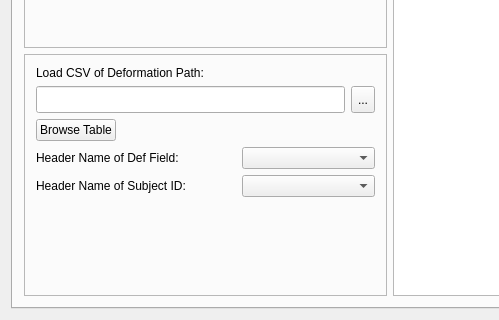
This is mainwindow.ui in nintendops/T1T2FiberAnalyzer as Qt 5 draws it before an edit; both pictures show x 0 to 499 and y 262 to 582 of the 1117 by 582 pixel window. The edited form follows.
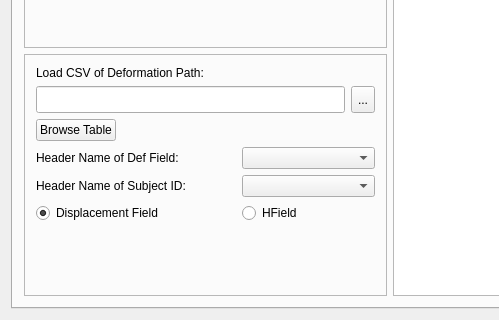
This is the edited form. The open tabs and pages were chosen to show the change.

Commit message: RadioButton for HField Selection on Sat Feb 13 17:25:30 PST 2016

```diff
--- a/mainwindow.ui
+++ b/mainwindow.ui
@@ -330,6 +330,23 @@
                <item row="4" column="1">
                 <widget class="QComboBox" name="para_DTIComboSID"/>
                </item>
+               <item row="5" column="0">
+                <widget class="QRadioButton" name="HFieldRadio">
+                 <property name="text">
+                  <string>Displacement Field</string>
+                 </property>
+                 <property name="checked">
+                  <bool>true</bool>
+                 </property>
+                </widget>
+               </item>
+               <item row="5" column="1">
+                <widget class="QRadioButton" name="DFieldRadio">
+                 <property name="text">
+                  <string>HField</string>
+                 </property>
+                </widget>
+               </item>
               </layout>
              </item>
             </layout>
```
Left out of the diff: 2 changed lines with no effect on the pictures. The commit also changes 4 other files.
